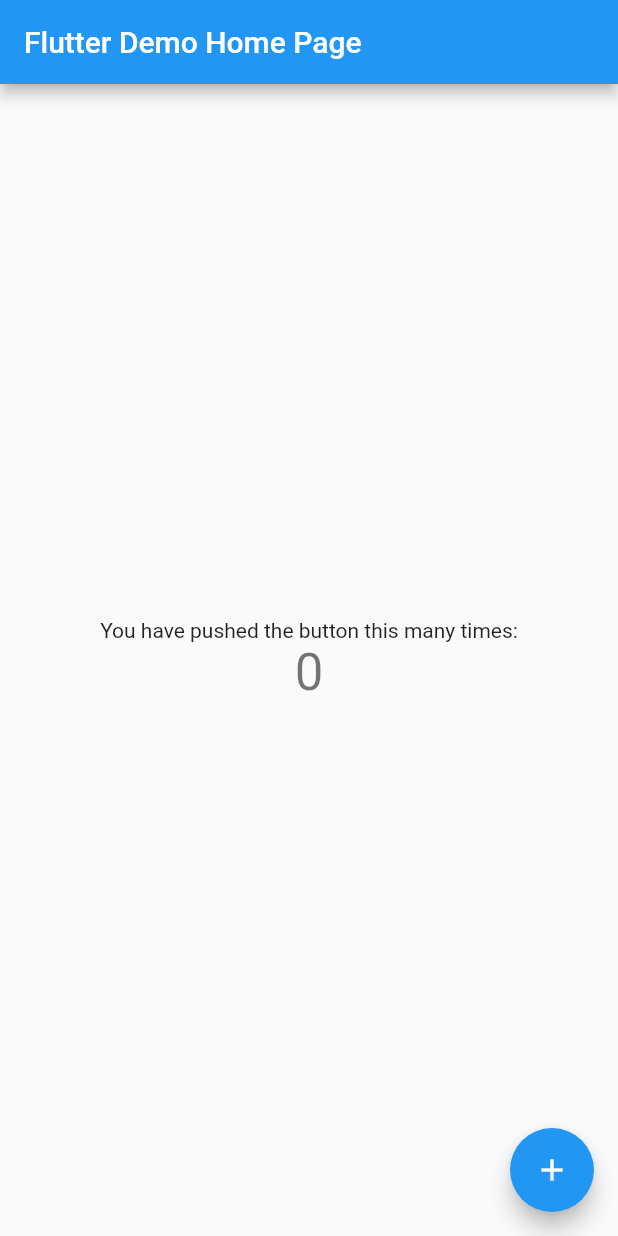
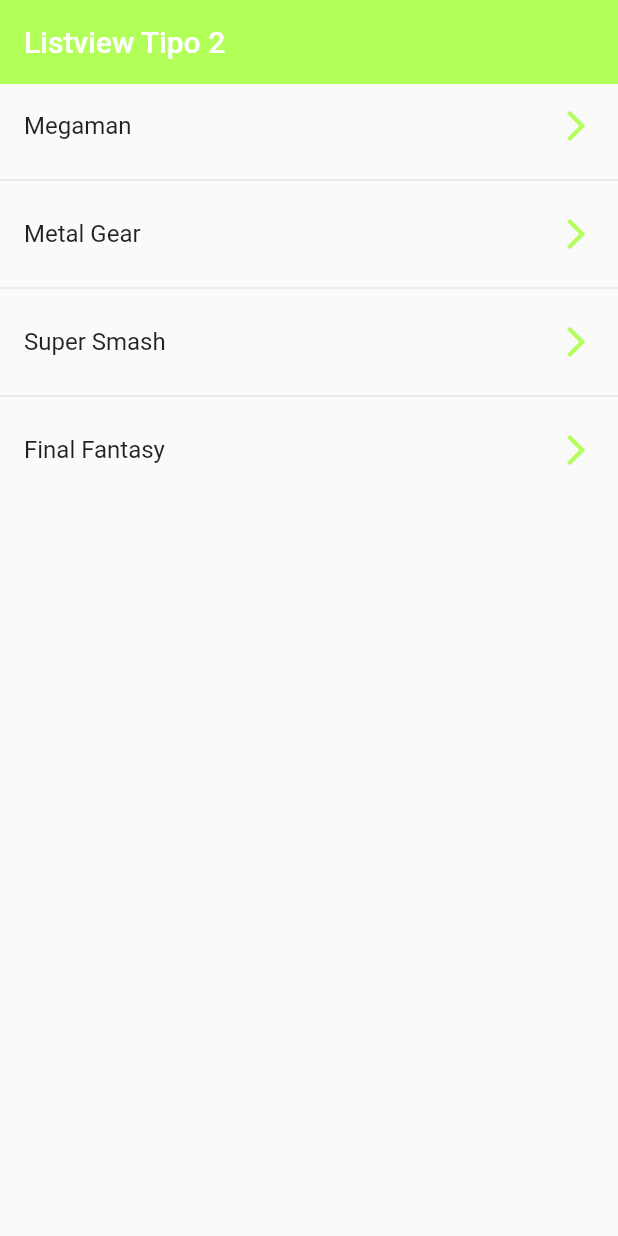
Before and after one commit to Anastasiia88Z/fl_components, a Flutter app: the screen it shows after launch, on a phone screen of 412 x 824 dp. Run offline on Flutter 3.47's test engine with Material 2 defaults, Android fonts, the phone set to English and light mode, and no system bars.

Commit message:
add listview1,2

```diff
--- a/flutter_application_1/lib/main.dart
+++ b/flutter_application_1/lib/main.dart
@@ -1,115 +1,17 @@
 import 'package:flutter/material.dart';
 
-void main() {
-  runApp(const MyApp());
-}
+import 'screens/listview2_screen.dart';
+
+void main() => runApp(MyApp());
 
 class MyApp extends StatelessWidget {
   const MyApp({Key? key}) : super(key: key);
 
-  // This widget is the root of your application.
   @override
   Widget build(BuildContext context) {
-    return MaterialApp(
-      title: 'Flutter Demo',
-      theme: ThemeData(
-        // This is the theme of your application.
-        //
-        // Try running your application with "flutter run". You'll see the
-        // application has a blue toolbar. Then, without quitting the app, try
-        // changing the primarySwatch below to Colors.green and then invoke
-        // "hot reload" (press "r" in the console where you ran "flutter run",
-        // or simply save your changes to "hot reload" in a Flutter IDE).
-        // Notice that the counter didn't reset back to zero; the application
-        // is not restarted.
-        primarySwatch: Colors.blue,
-      ),
-      home: const MyHomePage(title: 'Flutter Demo Home Page'),
-    );
+    return const MaterialApp(
+        debugShowCheckedModeBanner: false,
+        title: 'Material App',
+        home: Listview2Screen());
   }
 }
-
-class MyHomePage extends StatefulWidget {
-  const MyHomePage({Key? key, required this.title}) : super(key: key);
-
-  // This widget is the home page of your application. It is stateful, meaning
-  // that it has a State object (defined below) that contains fields that affect
-  // how it looks.
-
-  // This class is the configuration for the state. It holds the values (in this
-  // case the title) provided by the parent (in this case the App widget) and
-  // used by the build method of the State. Fields in a Widget subclass are
-  // always marked "final".
-
-  final String title;
-
-  @override
-  State<MyHomePage> createState() => _MyHomePageState();
-}
-
-class _MyHomePageState extends State<MyHomePage> {
-  int _counter = 0;
-
-  void _incrementCounter() {
-    setState(() {
-      // This call to setState tells the Flutter framework that something has
-      // changed in this State, which causes it to rerun the build method below
-      // so that the display can reflect the updated values. If we changed
-      // _counter without calling setState(), then the build method would not be
-      // called again, and so nothing would appear to happen.
-      _counter++;
-    });
-  }
-
-  @override
-  Widget build(BuildContext context) {
-    // This method is rerun every time setState is called, for instance as done
-    // by the _incrementCounter method above.
-    //
-    // The Flutter framework has been optimized to make rerunning build methods
-    // fast, so that you can just rebuild anything that needs updating rather
-    // than having to individually change instances of widgets.
-    return Scaffold(
-      appBar: AppBar(
-        // Here we take the value from the MyHomePage object that was created by
-        // the App.build method, and use it to set our appbar title.
-        title: Text(widget.title),
-      ),
-      body: Center(
-        // Center is a layout widget. It takes a single child and positions it
-        // in the middle of the parent.
-        child: Column(
-          // Column is also a layout widget. It takes a list of children and
-          // arranges them vertically. By default, it sizes itself to fit its
-          // children horizontally, and tries to be as tall as its parent.
-          //
-          // Invoke "debug painting" (press "p" in the console, choose the
-          // "Toggle Debug Paint" action from the Flutter Inspector in Android
-          // Studio, or the "Toggle Debug Paint" command in Visual Studio Code)
-          // to see the wireframe for each widget.
-          //
-          // Column has various properties to control how it sizes itself and
-          // how it positions its children. Here we use mainAxisAlignment to
-          // center the children vertically; the main axis here is the vertical
-          // axis because Columns are vertical (the cross axis would be
-          // horizontal).
-          mainAxisAlignment: MainAxisAlignment.center,
-          children: <Widget>[
-            const Text(
-              'You have pushed the button this many times:',
-            ),
-            Text(
-              '$_counter',
-              style: Theme.of(context).textTheme.headline4,
-            ),
-          ],
-        ),
-      ),
-      floatingActionButton: FloatingActionButton(
-        onPressed: _incrementCounter,
-        tooltip: 'Increment',
-        child: const Icon(Icons.add),
-      ), // This trailing comma makes auto-formatting nicer for build methods.
-    );
-  }
-}
--- /dev/null
+++ b/flutter_application_1/lib/screens/listview1_screen.dart
@@ -0,0 +1,30 @@
+import 'package:flutter/material.dart';
+
+class Listview1Screen extends StatelessWidget {
+  final options = const [
+    'Megaman',
+    'Metal Gear',
+    'Super Smash',
+    'Final Fantasy'
+  ];
+
+  const Listview1Screen({Key? key}) : super(key: key);
+
+  @override
+  Widget build(BuildContext context) {
+    return Scaffold(
+      appBar: AppBar(title: const Text('Listview Tipo 1')),
+      body: ListView(
+        children: [
+          ...options
+              .map((game) => ListTile(
+                    title: Text(game),
+                    trailing: const Icon(Icons.arrow_forward_ios_outlined),
+                  ))
+              .toList(),
+          //Divider(),
+        ],
+      ),
+    );
+  }
+}
--- /dev/null
+++ b/flutter_application_1/lib/screens/listview2_screen.dart
@@ -0,0 +1,38 @@
+import 'package:flutter/material.dart';
+
+class Listview2Screen extends StatelessWidget {
+  final options = const [
+    'Megaman',
+    'Metal Gear',
+    'Super Smash',
+    'Final Fantasy'
+  ];
+
+  const Listview2Screen({Key? key}) : super(key: key);
+
+  @override
+  Widget build(BuildContext context) {
+    return Scaffold(
+      appBar: AppBar(
+        title: const Text('Listview Tipo 2'),
+        backgroundColor: Colors.lightGreenAccent,
+        elevation: 0,
+      ),
+      body: ListView.separated(
+          itemBuilder: (context, i) => ListTile(
+                title: Text(options[i]),
+                trailing: const Icon(
+                  Icons.arrow_forward_ios_outlined,
+                  color: Colors.lightGreenAccent,
+                ),
+                onTap: () {
+                  final game = options[i];
+                  print(game);
+                },
+                //onTap:null,
+              ),
+          separatorBuilder: (_, __) => const Divider(),
+          itemCount: options.length),
+    );
+  }
+}
```
